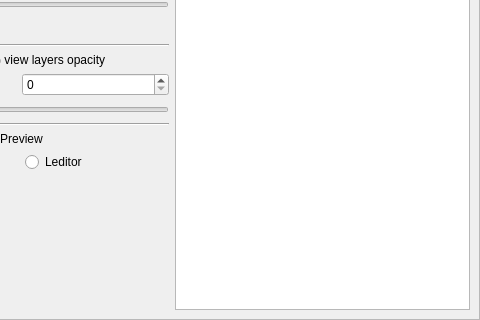
Before: the Qt Designer form ui/uifiles/settings/geo.ui in timofey260/RWE-Sharp, drawn with Qt 5; both pictures show x 136 to 616 and y 162 to 482 of the 616 by 482 pixel window.
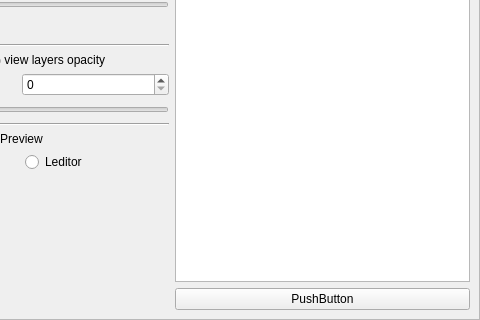
After: the same form once the commit is applied. Custom widgets are drawn as their Qt base class.

The edit to the form file:
```diff
--- a/ui/uifiles/settings/geo.ui
+++ b/ui/uifiles/settings/geo.ui
@@ -40,8 +40,18 @@
         <height>480</height>
        </rect>
       </property>
-      <layout class="QHBoxLayout" name="horizontalLayout">
-       <item>
+      <layout class="QGridLayout" name="gridLayout_2">
+       <item row="0" column="1">
+        <widget class="SimpleGeoViewport" name="graphicsView"/>
+       </item>
+       <item row="1" column="1">
+        <widget class="QPushButton" name="pushButton">
+         <property name="text">
+          <string>PushButton</string>
+         </property>
+        </widget>
+       </item>
+       <item row="0" column="0" rowspan="2">
         <layout class="QVBoxLayout" name="verticalLayout">
          <item>
           <widget class="QLabel" name="label_4">
@@ -287,9 +297,6 @@
          </item>
         </layout>
        </item>
-       <item>
-        <widget class="SimpleGeoViewport" name="graphicsView"/>
-       </item>
       </layout>
      </widget>
     </widget>
```
